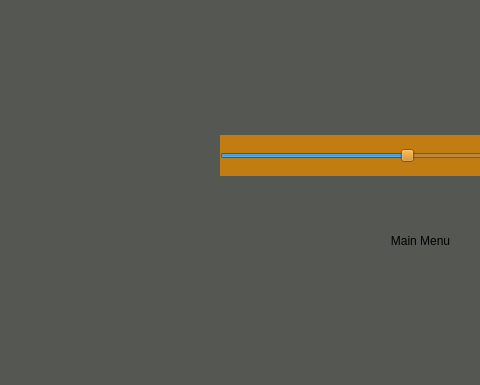
Before: the Qt Designer form hellapagos/mainwindow.ui in magacevic/Hellapagos, drawn with Qt 5; both pictures show x 0 to 480 and y 115 to 500 of the 740 by 500 pixel window.
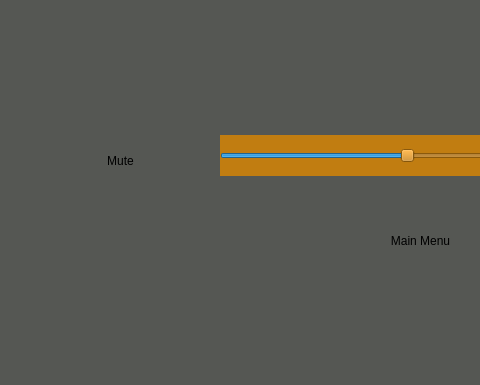
After: the same form once the commit is applied. The open tabs and pages were chosen to show the change. Icons and pictures are not drawn.

Commit message: Mute button

```diff
--- a/hellapagos/mainwindow.ui
+++ b/hellapagos/mainwindow.ui
@@ -836,6 +836,32 @@
        <string>Main Menu</string>
       </property>
      </widget>
+     <widget class="QPushButton" name="MuteSoundButton">
+      <property name="geometry">
+       <rect>
+        <x>40</x>
+        <y>240</y>
+        <width>161</width>
+        <height>71</height>
+       </rect>
+      </property>
+      <property name="styleSheet">
+       <string notr="true">background:transparent;
+color: rgb(0, 0, 0);
+font: 700 italic 20pt &quot;aakar&quot;;
+image: url(:/wooden-badge-banner-wooden-plank-plate-png.png);
+border:none;</string>
+      </property>
+      <property name="text">
+       <string>Mute</string>
+      </property>
+      <property name="checkable">
+       <bool>true</bool>
+      </property>
+     </widget>
+     <zorder>MuteSoundButton</zorder>
+     <zorder>horizontalSlider</zorder>
+     <zorder>mainmenuButton</zorder>
     </widget>
    </widget>
   </widget>
```
The commit also changes 9 other files.
